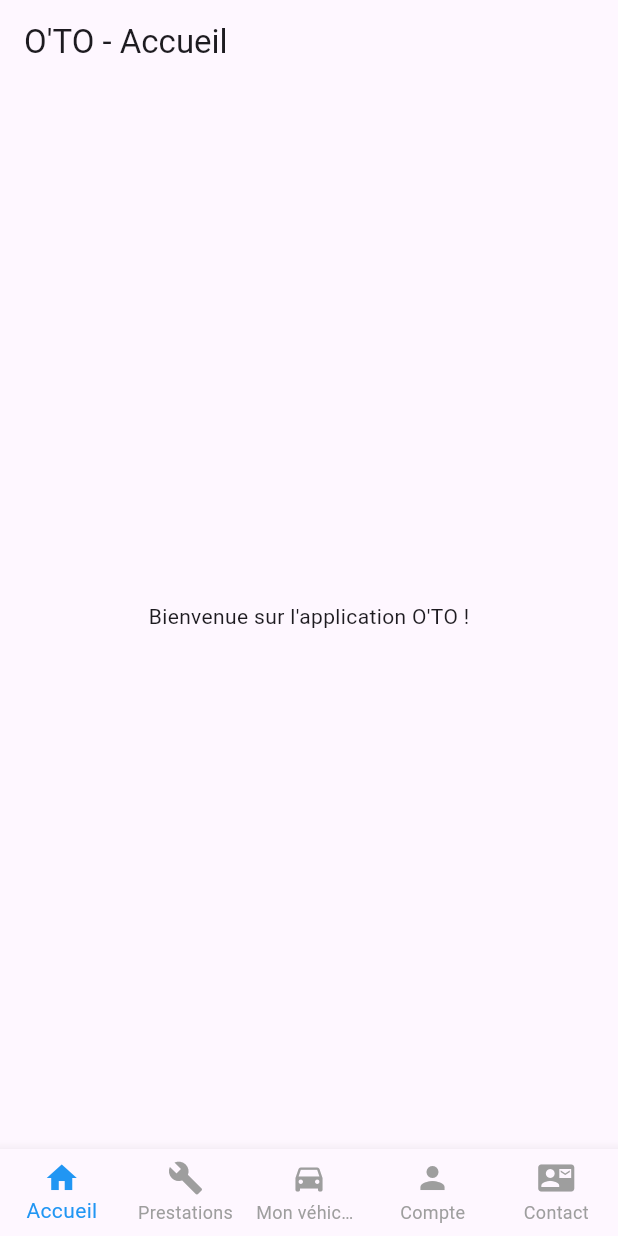
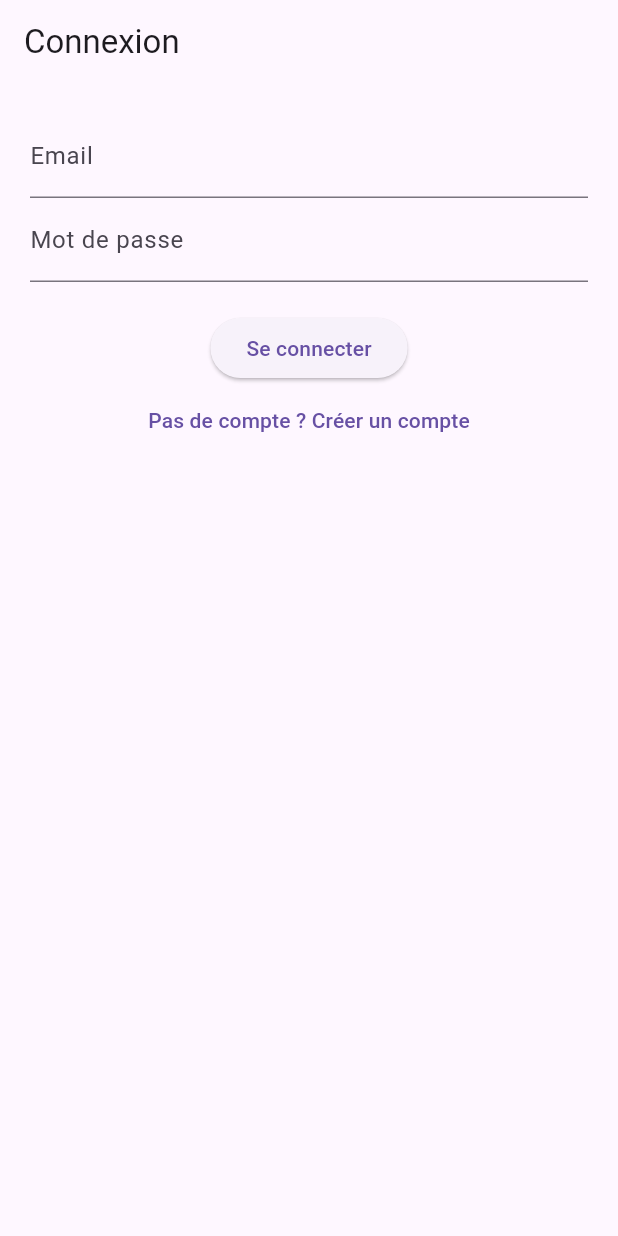
Before and after one commit to yamdev07/OTO-s, a Flutter app: the screen it shows after launch, on a phone screen of 412 x 824 dp. Run offline on Flutter 3.47's test engine with Material 3 defaults, Android fonts, the phone set to English and light mode, and no system bars; our stand-ins replace cloud_firestore, firebase_auth, firebase_core; accounts and stored records are empty.

Commit message:
mise en place barre de nav

```diff
--- a/lib/main.dart
+++ b/lib/main.dart
@@ -1,11 +1,17 @@
 import 'package:flutter/material.dart';
-import 'screens/home_screen.dart';
-import 'screens/prestations_screen.dart';
-import 'screens/vehicule_screen.dart';
-import 'screens/compte_screen.dart';
-import 'screens/contact_screen.dart';
+import 'package:firebase_core/firebase_core.dart';
+import 'package:firebase_auth/firebase_auth.dart';
 
-void main() {
+import 'firebase_options.dart';
+import 'screens/navigation_screen.dart';
+import 'screens/login_screen.dart';
+
+void main() async {
+  WidgetsFlutterBinding.ensureInitialized();
+  await Firebase.initializeApp(
+    options: DefaultFirebaseOptions.currentPlatform,
+  );
+
   runApp(const OtoApp());
 }
 
@@ -17,48 +23,10 @@
     return MaterialApp(
       title: 'O\'TO Service',
       theme: ThemeData(primarySwatch: Colors.blue),
-      home: const NavigationScreen(),
       debugShowCheckedModeBanner: false,
+      home: FirebaseAuth.instance.currentUser == null
+          ? const LoginScreen()
+          : const NavigationScreen(),
     );
   }
 }
-
-class NavigationScreen extends StatefulWidget {
-  const NavigationScreen({super.key});
-
-  @override
-  State<NavigationScreen> createState() => _NavigationScreenState();
-}
-
-class _NavigationScreenState extends State<NavigationScreen> {
-  int _currentIndex = 0;
-
-  final List<Widget> _pages = [
-    const HomeScreen(),
-    const PrestationsScreen(),
-    const VehiculeScreen(),
-    const CompteScreen(),
-    const ContactScreen(),
-  ];
-
-  @override
-  Widget build(BuildContext context) {
-    return Scaffold(
-      body: _pages[_currentIndex],
-      bottomNavigationBar: BottomNavigationBar(
-        currentIndex: _currentIndex,
-        onTap: (index) => setState(() => _currentIndex = index),
-        type: BottomNavigationBarType.fixed,
-        selectedItemColor: Colors.blue,
-        unselectedItemColor: Colors.grey,
-        items: const [
-          BottomNavigationBarItem(icon: Icon(Icons.home), label: 'Accueil'),
-          BottomNavigationBarItem(icon: Icon(Icons.build), label: 'Prestations'),
-          BottomNavigationBarItem(icon: Icon(Icons.directions_car), label: 'Mon véhicule'),
-          BottomNavigationBarItem(icon: Icon(Icons.person), label: 'Compte'),
-          BottomNavigationBarItem(icon: Icon(Icons.contact_mail), label: 'Contact'),
-        ],
-      ),
-    );
-  }
-}
--- a/lib/models/prestation.dart
+++ b/lib/models/prestation.dart
@@ -2,10 +2,12 @@ class Prestation {
   final String titre;
   final String description;
   final String image;
+  final double prix;
 
   Prestation({
     required this.titre,
     required this.description,
     required this.image,
+    required this.prix,
   });
 }
--- /dev/null
+++ b/lib/screens/login_screen.dart
@@ -0,0 +1,59 @@
+import 'package:flutter/material.dart';
+import 'package:firebase_auth/firebase_auth.dart';
+
+import 'register_screen.dart';
+import 'navigation_screen.dart';
+
+class LoginScreen extends StatefulWidget {
+  const LoginScreen({super.key});
+
+  @override
+  State<LoginScreen> createState() => _LoginScreenState();
+}
+
+class _LoginScreenState extends State<LoginScreen> {
+  final emailCtrl = TextEditingController();
+  final passwordCtrl = TextEditingController();
+  String error = '';
+
+  Future<void> _login() async {
+    try {
+      await FirebaseAuth.instance.signInWithEmailAndPassword(
+        email: emailCtrl.text.trim(),
+        password: passwordCtrl.text.trim(),
+      );
+      if (!context.mounted) return;
+      Navigator.pushReplacement(
+        context,
+        MaterialPageRoute(builder: (_) => const NavigationScreen()),
+      );
+    } catch (e) {
+      setState(() => error = 'Erreur de connexion : ${e.toString()}');
+    }
+  }
+
+  @override
+  Widget build(BuildContext context) {
+    return Scaffold(
+      appBar: AppBar(title: const Text('Connexion')),
+      body: Padding(
+        padding: const EdgeInsets.all(20),
+        child: Column(
+          children: [
+            TextField(controller: emailCtrl, decoration: const InputDecoration(labelText: 'Email')),
+            TextField(controller: passwordCtrl, decoration: const InputDecoration(labelText: 'Mot de passe'), obscureText: true),
+            const SizedBox(height: 20),
+            ElevatedButton(onPressed: _login, child: const Text('Se connecter')),
+            if (error.isNotEmpty) Text(error, style: const TextStyle(color: Colors.red)),
+            TextButton(
+              onPressed: () {
+                Navigator.push(context, MaterialPageRoute(builder: (_) => const RegisterScreen()));
+              },
+              child: const Text("Pas de compte ? Créer un compte"),
+            )
+          ],
+        ),
+      ),
+    );
+  }
+}
```
Also changed, not shown: lib/data/prestation_data.dart (+12 -18 lines), lib/screens/compte_screen.dart (+76 -2 lines), lib/screens/navigation_screen.dart (added, +46 -0 lines), lib/screens/prestations_screen.dart (+49 -3 lines), lib/screens/register_screen.dart (added, +91 -0 lines), pubspec.yaml (+12 -2 lines), firebase.json (added), lib/assets/images/9334486.jpg (added), lib/assets/images/avatar.png (added), lib/firebase_options.dart (added), pubspec.lock, 7 other files.
